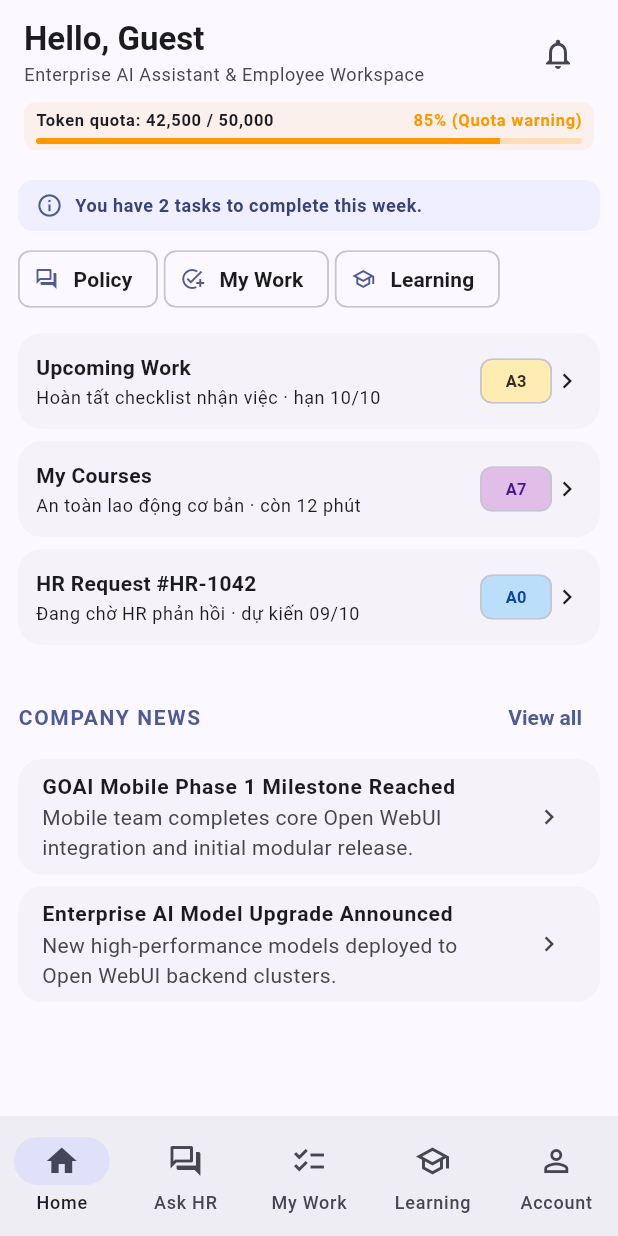
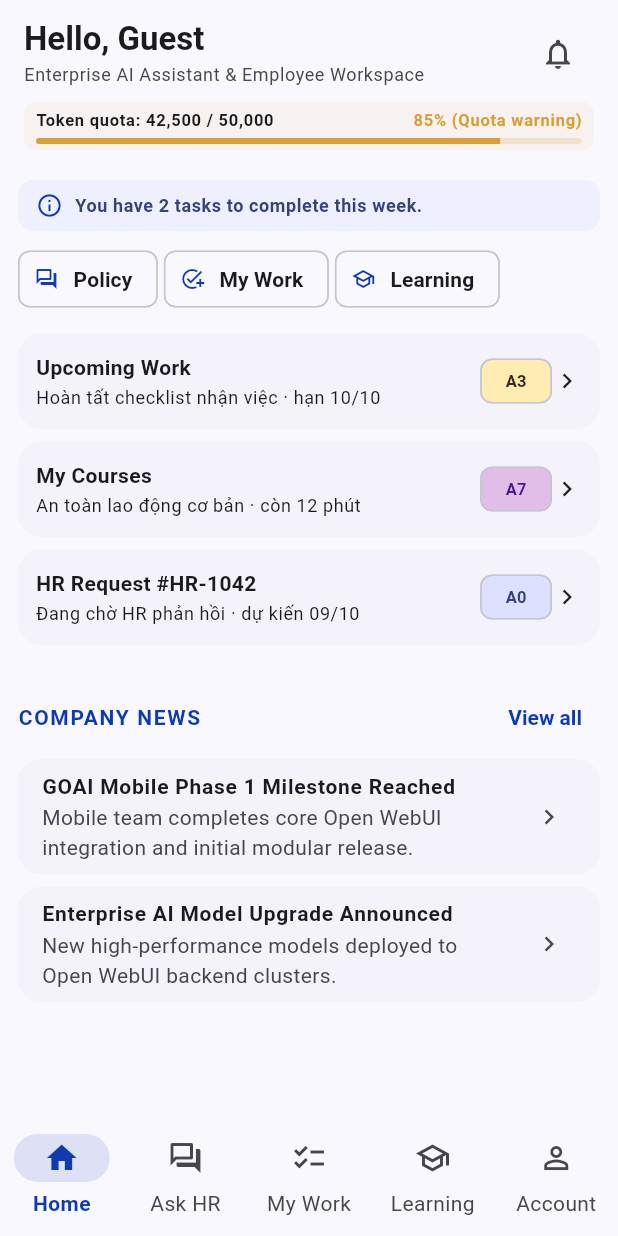
Before and after one commit to trantansy-goai/AI-HR-Workforce-, a Flutter app: the screen it shows after launch, after a tap on "Sign in", after a tap on "Continue as guest", on a phone screen of 412 x 824 dp. Run offline on Flutter 3.47's test engine with Material 3 defaults, Android fonts, the phone set to English and light mode, and no system bars; our stand-ins replace dio, equatable, file_picker, flutter_riverpod, flutter_secure_storage, go_router and 2 more; missing offline and left inert: record.

Commit message:
feat: apply GoAI branding and splash screen

```diff
--- a/lib/app/pages.dart
+++ b/lib/app/pages.dart
@@ -11,22 +11,16 @@ class SplashPage extends StatelessWidget {
 
   @override
   Widget build(BuildContext context) {
+    final screenWidth = MediaQuery.sizeOf(context).width;
+    final logoWidth = (screenWidth * 0.6).clamp(200.0, 320.0);
+
     return Scaffold(
+      backgroundColor: Colors.white,
       body: Center(
-        child: Column(
-          mainAxisSize: MainAxisSize.min,
-          children: [
-            Icon(
-              Icons.flutter_dash,
-              size: 72,
-              color: Theme.of(context).colorScheme.primary,
-            ),
-            const SizedBox(height: 24),
-            const SizedBox.square(
-              dimension: 24,
-              child: CircularProgressIndicator(strokeWidth: 2),
-            ),
-          ],
+        child: Image.asset(
+          'assets/images/goai_logo.png',
+          width: logoWidth,
+          fit: BoxFit.contain,
         ),
       ),
     );
--- a/lib/core/theme/app_theme.dart
+++ b/lib/core/theme/app_theme.dart
@@ -7,7 +7,10 @@ import 'app_tokens.dart';
 /// Apps re-brand by passing their own [seedColor] (and optionally a font
 /// family) instead of editing component styles one by one.
 class AppTheme {
-  const AppTheme({this.seedColor = const Color(0xFF3557D6), this.fontFamily});
+  const AppTheme({
+    this.seedColor = AppBrandColors.primaryBlue,
+    this.fontFamily,
+  });
 
   final Color seedColor;
   final String? fontFamily;
@@ -16,10 +19,16 @@ class AppTheme {
   ThemeData get dark => _build(Brightness.dark);
 
   ThemeData _build(Brightness brightness) {
-    final scheme = ColorScheme.fromSeed(
-      seedColor: seedColor,
-      brightness: brightness,
-    );
+    final scheme =
+        ColorScheme.fromSeed(
+          seedColor: seedColor,
+          brightness: brightness,
+        ).copyWith(
+          primary: brightness == Brightness.light ? seedColor : null,
+          secondary: brightness == Brightness.light
+              ? AppBrandColors.secondaryGold
+              : null,
+        );
     final base = ThemeData(
       useMaterial3: true,
       colorScheme: scheme,
@@ -45,6 +54,38 @@ class AppTheme {
         shape: const RoundedRectangleBorder(borderRadius: AppRadius.lgAll),
         margin: EdgeInsets.zero,
       ),
+      navigationBarTheme: NavigationBarThemeData(
+        backgroundColor: scheme.surface,
+        indicatorColor: scheme.primary.withValues(alpha: 0.12),
+        iconTheme: WidgetStateProperty.resolveWith((states) {
+          if (states.contains(WidgetState.selected)) {
+            return IconThemeData(color: scheme.primary);
+          }
+          return IconThemeData(color: scheme.onSurfaceVariant);
+        }),
+        labelTextStyle: WidgetStateProperty.resolveWith((states) {
+          if (states.contains(WidgetState.selected)) {
+            return textTheme.labelMedium?.copyWith(
+              color: scheme.primary,
+              fontWeight: FontWeight.w600,
+            );
+          }
+          return textTheme.labelMedium?.copyWith(
+            color: scheme.onSurfaceVariant,
+          );
+        }),
+      ),
+      tabBarTheme: TabBarThemeData(
+        labelColor: scheme.primary,
+        unselectedLabelColor: scheme.onSurfaceVariant,
+        indicatorColor: scheme.primary,
+        indicatorSize: TabBarIndicatorSize.tab,
+      ),
+      progressIndicatorTheme: ProgressIndicatorThemeData(
+        color: scheme.primary,
+        linearTrackColor: scheme.primary.withValues(alpha: 0.15),
+        circularTrackColor: scheme.primary.withValues(alpha: 0.15),
+      ),
       inputDecorationTheme: InputDecorationTheme(
         filled: true,
         fillColor: scheme.surfaceContainerHighest.withValues(alpha: 0.5),
@@ -67,6 +108,8 @@ class AppTheme {
       ),
       filledButtonTheme: FilledButtonThemeData(
         style: FilledButton.styleFrom(
+          backgroundColor: scheme.primary,
+          foregroundColor: scheme.onPrimary,
           minimumSize: const Size(64, 48),
           shape: const RoundedRectangleBorder(borderRadius: AppRadius.mdAll),
           textStyle: textTheme.labelLarge,
@@ -74,13 +117,16 @@ class AppTheme {
       ),
       outlinedButtonTheme: OutlinedButtonThemeData(
         style: OutlinedButton.styleFrom(
+          foregroundColor: scheme.primary,
           minimumSize: const Size(64, 48),
+          side: BorderSide(color: scheme.outlineVariant),
           shape: const RoundedRectangleBorder(borderRadius: AppRadius.mdAll),
           textStyle: textTheme.labelLarge,
         ),
       ),
       textButtonTheme: TextButtonThemeData(
         style: TextButton.styleFrom(
+          foregroundColor: scheme.primary,
           minimumSize: const Size(48, 48),
           textStyle: textTheme.labelLarge,
         ),
--- a/lib/core/theme/app_tokens.dart
+++ b/lib/core/theme/app_tokens.dart
@@ -43,3 +43,16 @@ abstract final class AppLayout {
   /// Max width for reading/form content on large screens.
   static const double maxContentWidth = 720;
 }
+
+/// Centralized brand colors derived directly from the official GoAI logo.
+abstract final class AppBrandColors {
+  /// Dominant deep blue sampled from the "Go" letters in the official logo.
+  /// RGB: (14, 60, 175) -> #0E3CAF.
+  /// Contrast ratio on white is 9.15:1 (exceeds WCAG AAA requirement of 7:1).
+  static const Color primaryBlue = Color(0xFF0E3CAF);
+
+  /// Secondary brand accent sampled from the "AI" letters in the official logo.
+  /// RGB: (217, 159, 55) -> #D99F37.
+  /// Used sparingly for branding highlights, badges, and warning accents.
+  static const Color secondaryGold = Color(0xFFD99F37);
+}
--- a/lib/features/auth/presentation/sign_in_page.dart
+++ b/lib/features/auth/presentation/sign_in_page.dart
@@ -90,10 +90,12 @@ class _SignInPageState extends ConsumerState<SignInPage> {
                   child: Column(
                     crossAxisAlignment: CrossAxisAlignment.stretch,
                     children: [
-                      Icon(
-                        Icons.lock_outline,
-                        size: 48,
-                        color: theme.colorScheme.primary,
+                      Center(
+                        child: Image.asset(
+                          'assets/images/goai_logo.png',
+                          height: 56,
+                          fit: BoxFit.contain,
+                        ),
                       ),
                       const SizedBox(height: AppSpacing.lg),
                       Text(
--- a/lib/features/home/presentation/trang_chu_page.dart
+++ b/lib/features/home/presentation/trang_chu_page.dart
@@ -119,8 +119,8 @@ class TrangChuPage extends ConsumerWidget {
                       title: l10n.homePendingCase,
                       subtitle: 'Đang chờ HR phản hồi · dự kiến 09/10',
                       badge: 'A0',
-                      badgeColor: Colors.blue.shade100,
-                      badgeTextColor: Colors.blue.shade900,
+                      badgeColor: theme.colorScheme.primaryContainer,
+                      badgeTextColor: theme.colorScheme.onPrimaryContainer,
                       onTap: () => context.go(AppRoutes.myWork),
                     ),
                     const SizedBox(height: AppSpacing.lg),
--- a/lib/features/my_work/presentation/my_work_page.dart
+++ b/lib/features/my_work/presentation/my_work_page.dart
@@ -216,11 +216,11 @@ class MyWorkPage extends ConsumerWidget {
                   ),
                 ),
                 const SizedBox(width: AppSpacing.sm),
-                const Text(
+                Text(
                   '#HR-1042',
                   style: TextStyle(
                     fontWeight: FontWeight.bold,
-                    color: Colors.blue,
+                    color: theme.colorScheme.primary,
                   ),
                 ),
               ],
--- a/lib/shared/widgets/shared_workspace_header.dart
+++ b/lib/shared/widgets/shared_workspace_header.dart
@@ -158,7 +158,7 @@ class _CompactQuotaBar extends ConsumerWidget {
         final color = quota.isExceeded
             ? theme.colorScheme.error
             : quota.isWarning
-            ? Colors.orange
+            ? AppBrandColors.secondaryGold
             : theme.colorScheme.primary;
 
         final numberFormat = NumberFormat.decimalPattern();
--- a/pubspec.yaml
+++ b/pubspec.yaml
@@ -33,3 +33,5 @@ dev_dependencies:
 flutter:
   uses-material-design: true
   generate: true
+  assets:
+    - assets/images/
```
Also changed, not shown: assets/images/goai_logo.png (added), assets/images/goai_logo_raw.png (added), 12 other files.
